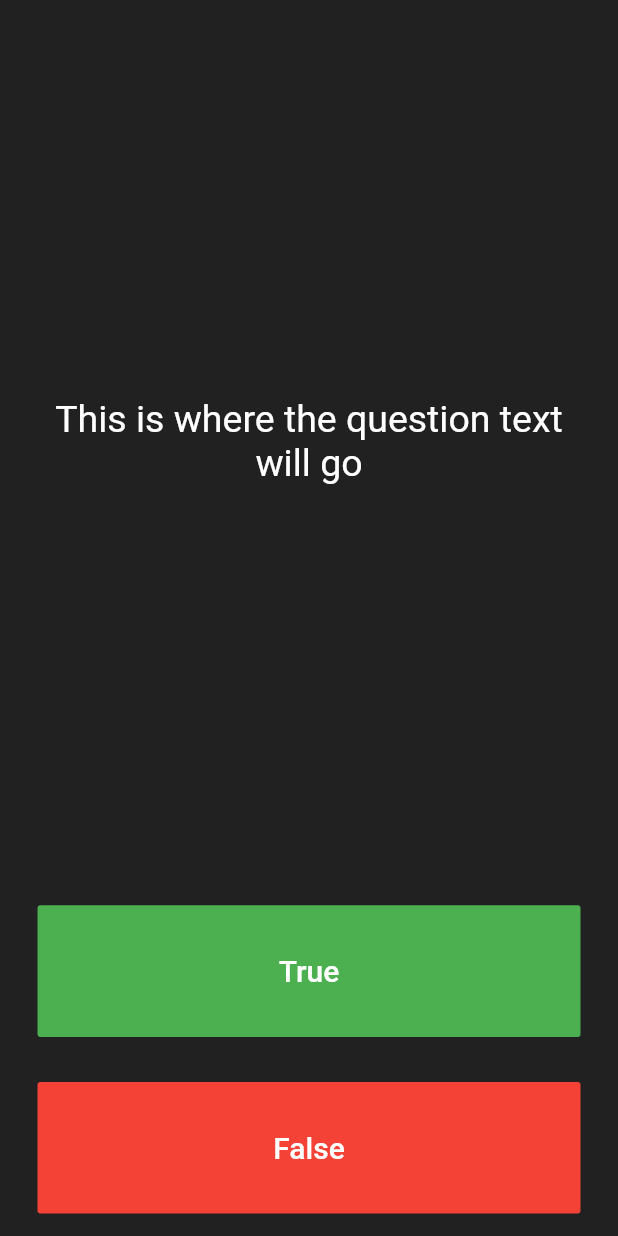
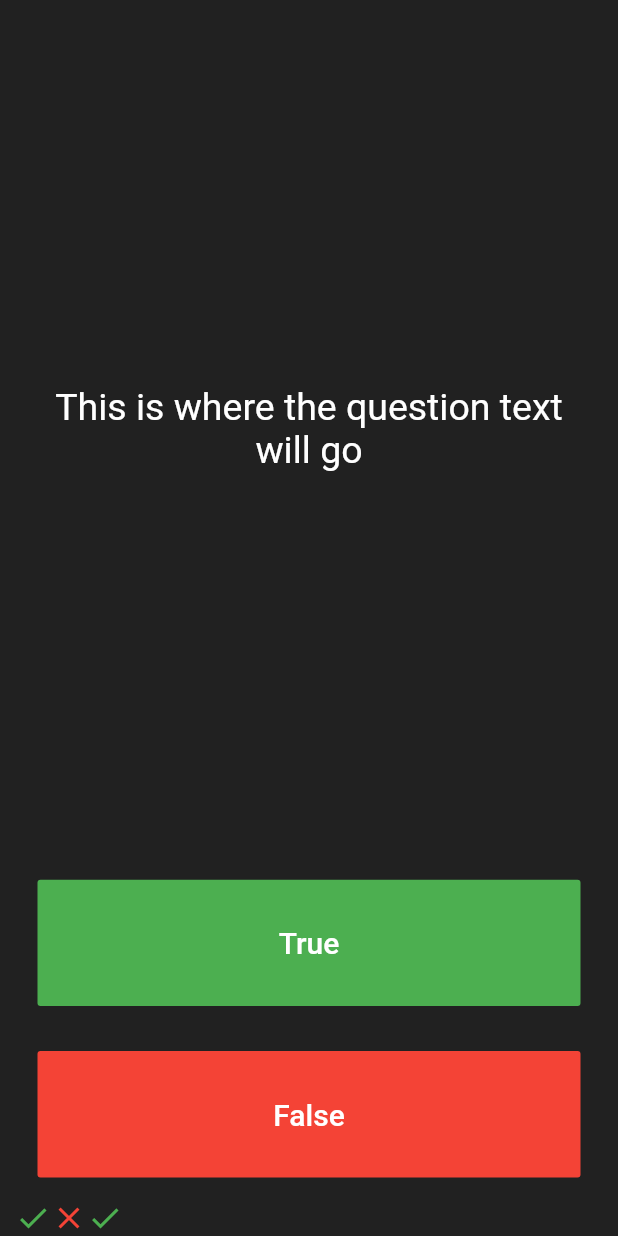
Before and after one commit to theochandra/fl_quizzler, a Flutter app: the screen it shows after launch, after a tap on "True", on a phone screen of 412 x 824 dp. Run offline on Flutter 3.47's test engine with Material 2 defaults, Android fonts, the phone set to English and light mode, and no system bars.

Commit message:
add list of icon to track scores

```diff
--- a/lib/main.dart
+++ b/lib/main.dart
@@ -27,6 +27,18 @@ class QuizPage extends StatefulWidget {
 }
 
 class _QuizPageState extends State<QuizPage> {
+
+  List<Icon> scoresKeeper = [
+    Icon(
+      Icons.check,
+      color: Colors.green,
+    ),
+    Icon(
+      Icons.close,
+      color: Colors.red,
+    ),
+  ];
+
   @override
   Widget build(BuildContext context) {
     return Column(
@@ -63,6 +75,14 @@ class _QuizPageState extends State<QuizPage> {
               ),
               onPressed: () {
                 // The user picked true
+                setState(() {
+                  scoresKeeper.add(
+                    Icon(
+                      Icons.check,
+                      color: Colors.green,
+                    ),
+                  );
+                });
               },
             ),
           ),
@@ -85,7 +105,9 @@ class _QuizPageState extends State<QuizPage> {
             ),
           ),
         ),
-        // TODO: Add a Row here as your score keeper
+        Row(
+          children: scoresKeeper,
+        )
       ],
     );
   }
```
